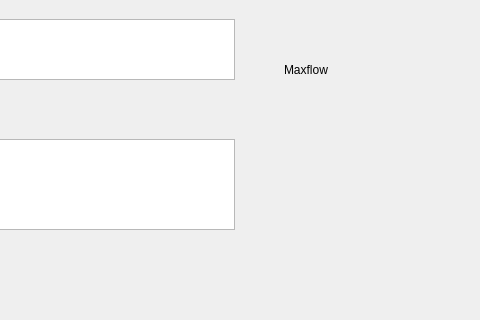
Above: code/nltk.ui from kushalbhabra/nltk-movie-db before the change; both pictures show x 346 to 826 and y 141 to 461 of the 826 by 550 pixel window. Below: the same form after it.
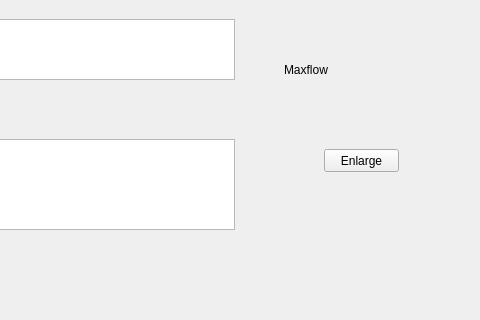
That is the form after the change.

```diff
--- a/code/nltk.ui
+++ b/code/nltk.ui
@@ -168,6 +168,19 @@
     <string>Tokens:</string>
    </property>
   </widget>
+  <widget class="QPushButton" name="pushButton_2">
+   <property name="geometry">
+    <rect>
+     <x>670</x>
+     <y>290</y>
+     <width>75</width>
+     <height>23</height>
+    </rect>
+   </property>
+   <property name="text">
+    <string>Enlarge</string>
+   </property>
+  </widget>
  </widget>
  <resources/>
  <connections/>
```
